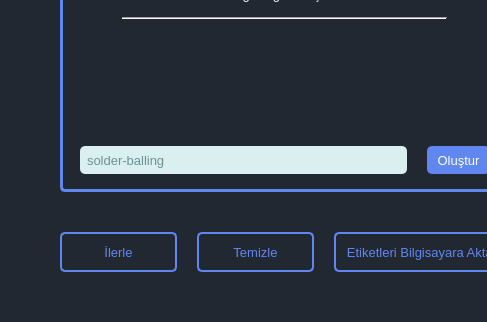
This is templates/ui/mainWindow.ui in ismaildrcn/data-labeling as Qt 5 draws it before an edit; both pictures show x 364 to 851 and y 398 to 720 of the 1298 by 720 pixel window. The edited form follows.
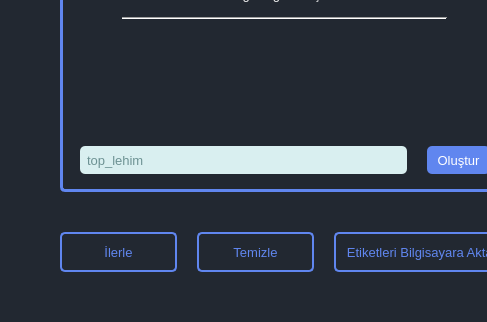
This is the edited form. The open tabs and pages were chosen to show the change. Icons and pictures are not drawn.

Commit message: Change one text

The edit to the form file:
```diff
--- a/templates/ui/mainWindow.ui
+++ b/templates/ui/mainWindow.ui
@@ -768,7 +768,7 @@
                  <string/>
                 </property>
                 <property name="placeholderText">
-                 <string>solder-balling</string>
+                 <string>top_lehim</string>
                 </property>
                 <property name="clearButtonEnabled">
                  <bool>true</bool>
```
Left out of the diff: 2 changed lines with no effect on the pictures. The commit also changes 1 other file.
